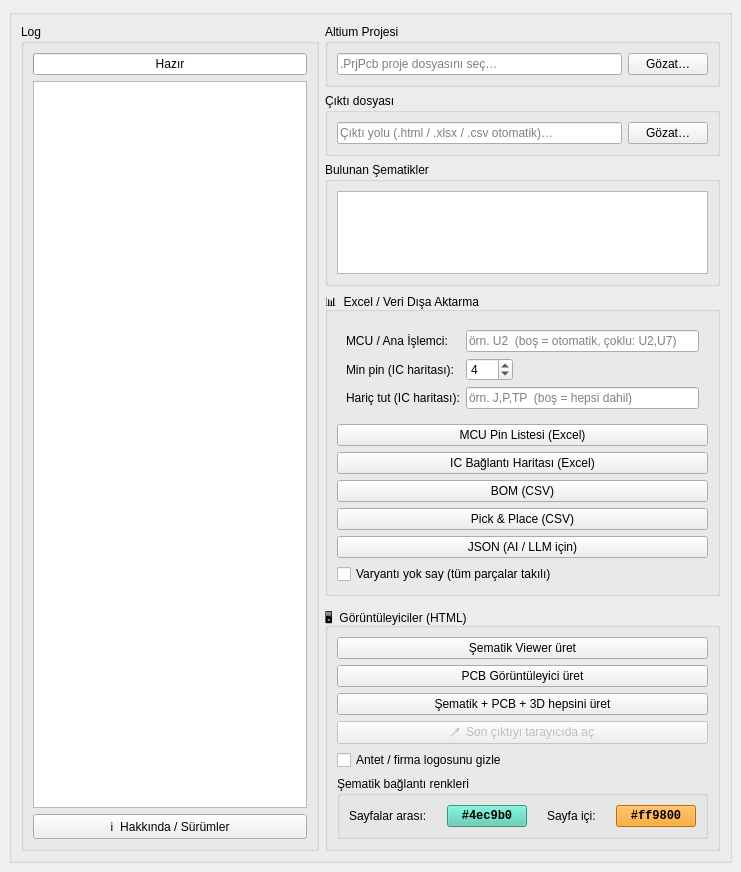
This is gui.ui in mcansiz/altiumVizitor as Qt 5 draws it before an edit. The edited form follows.
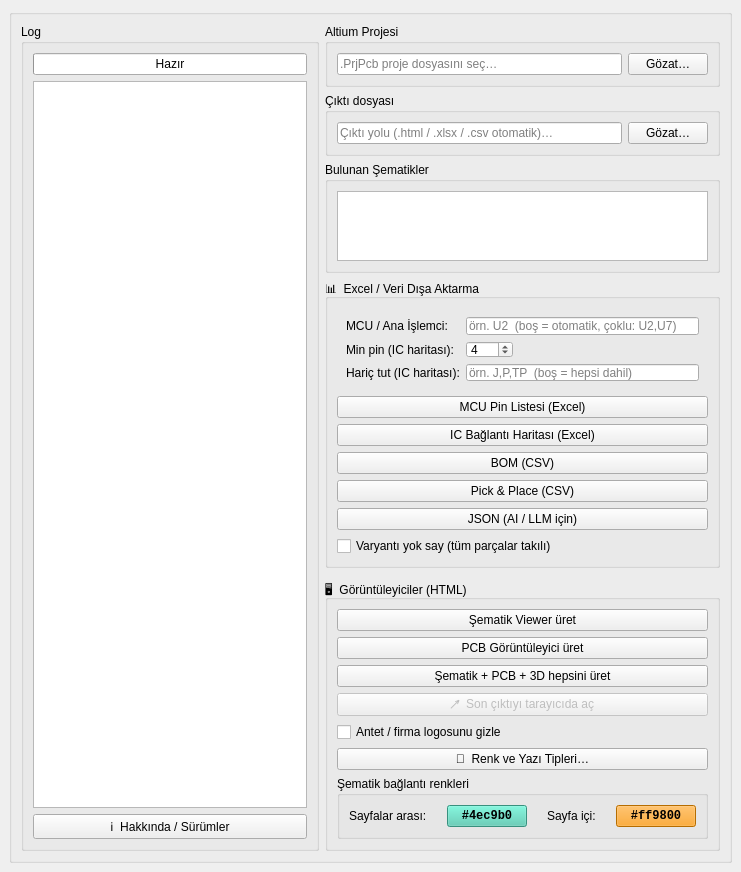
This is the edited form.

Commit message: v2.40.0: Renk temaları ve yazı tipleri (şematik + PCB)

Diff of the .ui file:
```diff
--- a/gui.ui
+++ b/gui.ui
@@ -320,6 +320,19 @@
               </property>
              </widget>
             </item>
+            <item>
+             <widget class="QPushButton" name="themesBtn">
+              <property name="toolTip">
+               <string>Şematik ve PCB renk temalarını yükle, düzenle, yeni tema oluştur; şematik, PCB etiketi ve arayüz yazı tiplerini seç. Tüm temalar üretilen HTML'e gömülür; burada seçilenler açılış ayarıdır.</string>
+              </property>
+              <property name="text">
+               <string>🎨  Renk ve Yazı Tipleri…</string>
+              </property>
+              <property name="cls" stdset="0">
+               <string>ghost</string>
+              </property>
+             </widget>
+            </item>
             <item>
              <widget class="QGroupBox" name="colorsGroup">
               <property name="title">
```
The commit also changes 11 other files.
